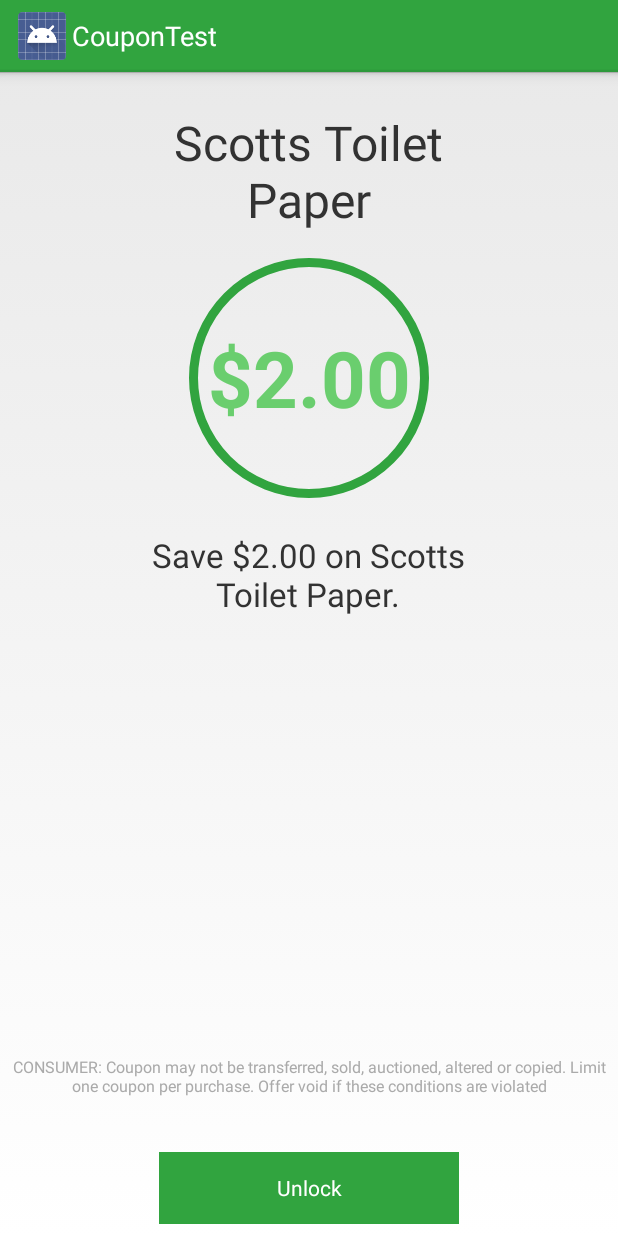
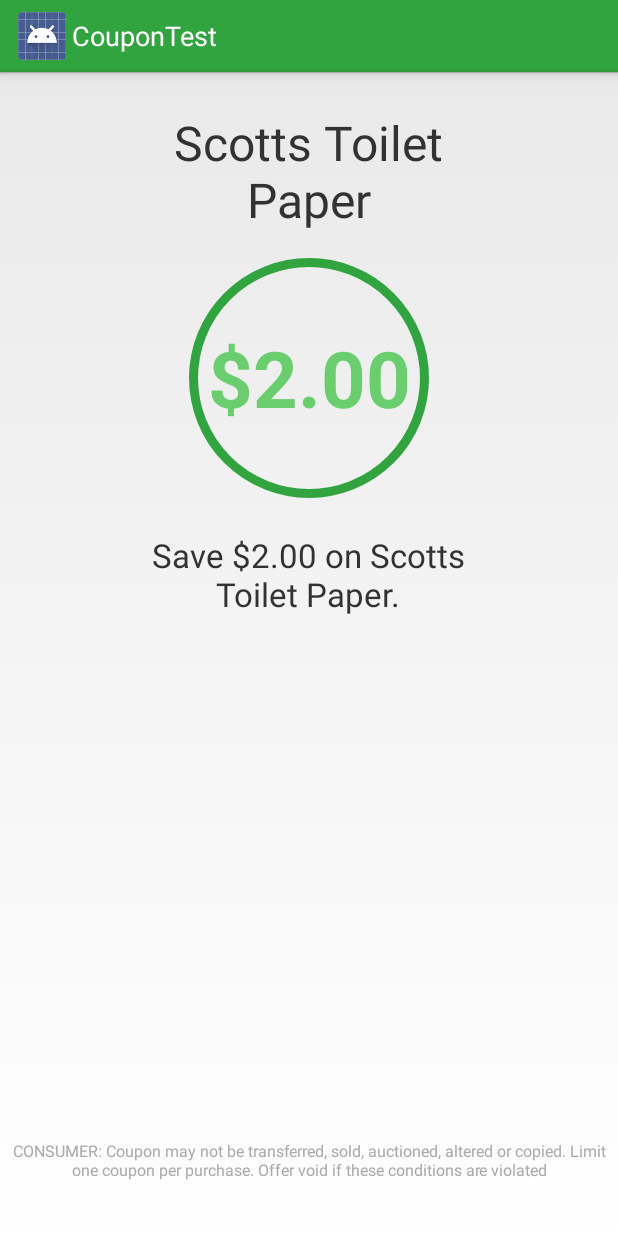
Before and after one commit to johnhiott/tme_event, an Android app: the CouponDetailActivity screen opened directly, with no data from a screen before it, on a phone screen of 412 x 824 dp. Run offline under Robolectric (Android 15) with nearby library versions, the phone set to English and light mode, and no system bars; our stand-ins replace ButterKnife; 4 statements that could not run were skipped.

Commit message:
removed unlock button.

```diff
--- a/app/src/main/java/tme/transactthis/com/couponquest/CouponDetailActivity.java
+++ b/app/src/main/java/tme/transactthis/com/couponquest/CouponDetailActivity.java
@@ -41,9 +41,4 @@
         couponDetail.setText(mCoupon.getDescription());
         couponDisclaimer.setText(mCoupon.getTerms());
     }
-
-    @OnClick(R.id.unlock_button) void submit() {
-        //TODO Unlock this coupon
-    }
-
 }
--- a/app/src/main/res/layout/coupon_detail_activity.xml
+++ b/app/src/main/res/layout/coupon_detail_activity.xml
@@ -50,7 +50,7 @@
         android:id="@+id/coupon_disclaimer_tv"
         android:layout_width="match_parent"
         android:layout_height="100dp"
-        android:layout_above="@+id/unlock_button"
+        android:layout_alignParentBottom="true"
         android:layout_centerHorizontal="true"
         android:gravity="center"
         android:paddingLeft="8dp"
@@ -59,16 +59,4 @@
         android:textColor="@android:color/darker_gray"
         android:textSize="10.5sp"/>
 
-
-    <Button
-        android:id="@+id/unlock_button"
-        style="@style/GreenButtonStyle"
-        android:layout_width="200dp"
-        android:layout_height="48dp"
-        android:layout_alignParentBottom="true"
-        android:layout_centerHorizontal="true"
-        android:layout_marginBottom="8dp"
-        android:text="@string/ButtonText" />
-
-
 </RelativeLayout>
```
